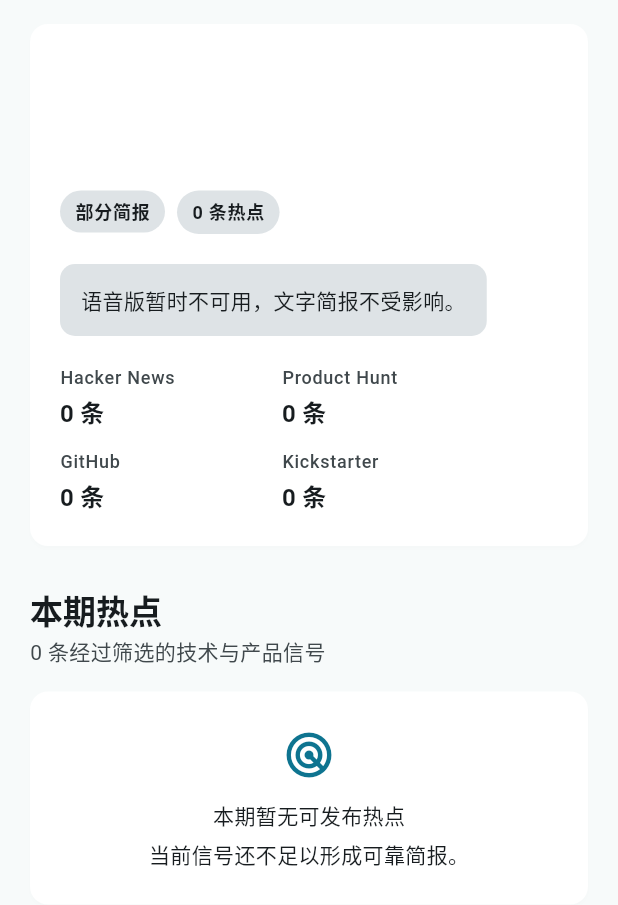
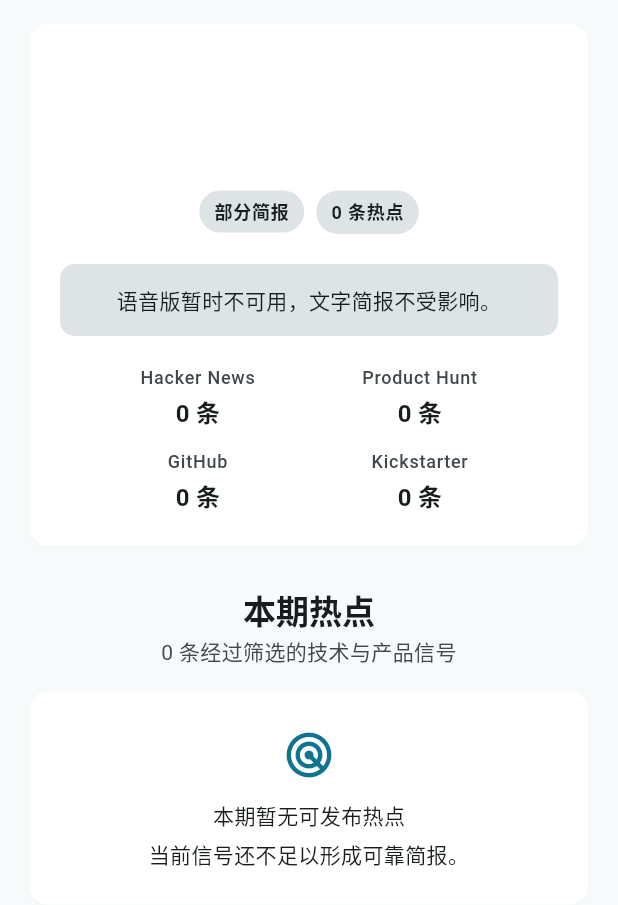
Before and after one commit to nervouna/WatchTower, a Flutter app: the BriefView widget shown alone on an empty page, opened directly with empty values, on a phone screen of 412 x 824 dp. Shown: the top 905 px of the screen. Run offline on Flutter 3.47's test engine with Material 3 defaults, Android fonts, the phone set to English and light mode, and no system bars; our stand-ins replace audio_service, flutter_secure_storage, go_router, just_audio, package_info_plus, sqflite; missing offline and left inert: audio_session; accounts and stored records are empty; network calls fail; statements that could not run were skipped.

Commit message:
style(mobile): center brief supporting elements

```diff
--- a/mobile/lib/ui/brief_view.dart
+++ b/mobile/lib/ui/brief_view.dart
@@ -48,10 +48,11 @@ class BriefView extends StatelessWidget {
             child: Padding(
               padding: const EdgeInsets.all(20),
               child: Column(
-                crossAxisAlignment: CrossAxisAlignment.start,
+                crossAxisAlignment: CrossAxisAlignment.stretch,
                 children: [
                   Text(
                     brief.headline,
+                    textAlign: TextAlign.center,
                     style: theme.textTheme.headlineMedium?.copyWith(
                       fontWeight: FontWeight.w700,
                       height: 1.2,
@@ -67,6 +68,7 @@ class BriefView extends StatelessWidget {
                   ),
                   const SizedBox(height: 18),
                   Wrap(
+                    alignment: WrapAlignment.center,
                     spacing: 8,
                     runSpacing: 8,
                     children: [
@@ -88,10 +90,11 @@ class BriefView extends StatelessWidget {
           Padding(
             padding: const EdgeInsets.symmetric(horizontal: 4),
             child: Column(
-              crossAxisAlignment: CrossAxisAlignment.start,
+              crossAxisAlignment: CrossAxisAlignment.center,
               children: [
                 Text(
                   '本期热点',
+                  textAlign: TextAlign.center,
                   style: theme.textTheme.titleLarge?.copyWith(
                     fontWeight: FontWeight.w700,
                   ),
@@ -99,6 +102,7 @@ class BriefView extends StatelessWidget {
                 const SizedBox(height: 4),
                 Text(
                   '${brief.items.length} 条经过筛选的技术与产品信号',
+                  textAlign: TextAlign.center,
                   style: theme.textTheme.bodyMedium?.copyWith(
                     color: theme.colorScheme.onSurfaceVariant,
                   ),
@@ -169,6 +173,7 @@ class _Coverage extends StatelessWidget {
   final Map<String, int> counts;
   @override
   Widget build(BuildContext context) => Wrap(
+    alignment: WrapAlignment.center,
     spacing: 16,
     runSpacing: 12,
     children: [
@@ -176,10 +181,11 @@ class _Coverage extends StatelessWidget {
         SizedBox(
           width: 132,
           child: Column(
-            crossAxisAlignment: CrossAxisAlignment.start,
+            crossAxisAlignment: CrossAxisAlignment.center,
             children: [
               Text(
                 source.value,
+                textAlign: TextAlign.center,
                 style: Theme.of(context).textTheme.labelMedium?.copyWith(
                   color: Theme.of(context).colorScheme.onSurfaceVariant,
                 ),
@@ -187,6 +193,7 @@ class _Coverage extends StatelessWidget {
               const SizedBox(height: 2),
               Text(
                 '${counts[source.key] ?? 0} 条',
+                textAlign: TextAlign.center,
                 style: Theme.of(
                   context,
                 ).textTheme.titleMedium?.copyWith(fontWeight: FontWeight.w700),
@@ -216,6 +223,7 @@ class _AudioCard extends StatelessWidget {
           audioInfo.status == 'pending'
               ? '语音版正在生成，文字简报可以正常阅读。'
               : '语音版暂时不可用，文字简报不受影响。',
+          textAlign: TextAlign.center,
         ),
       );
     }
@@ -230,6 +238,7 @@ class _AudioCard extends StatelessWidget {
           controller.availability == AudioAvailability.initializing
               ? '正在准备播放器，文字简报可以正常阅读。'
               : '音频暂时不可用，文字简报不受影响。',
+          textAlign: TextAlign.center,
         ),
       );
     }
@@ -241,6 +250,7 @@ class _AudioCard extends StatelessWidget {
         borderRadius: BorderRadius.circular(10),
       ),
       child: Row(
+        mainAxisAlignment: MainAxisAlignment.center,
         children: [
           IconButton.filled(
             onPressed: controller.loading
@@ -256,12 +266,13 @@ class _AudioCard extends StatelessWidget {
             ),
           ),
           const SizedBox(width: 10),
-          Expanded(
+          Flexible(
             child: Column(
-              crossAxisAlignment: CrossAxisAlignment.start,
+              crossAxisAlignment: CrossAxisAlignment.center,
               children: [
                 Text(
                   '约 3 分钟听完本期',
+                  textAlign: TextAlign.center,
                   style: Theme.of(
                     context,
                   ).textTheme.titleSmall?.copyWith(fontWeight: FontWeight.w700),
@@ -270,6 +281,7 @@ class _AudioCard extends StatelessWidget {
                 Text(
                   controller.error ??
                       'AI 语音 · ${_duration(audioInfo.durationSeconds!)}',
+                  textAlign: TextAlign.center,
                   style: Theme.of(context).textTheme.bodySmall?.copyWith(
                     color: controller.error == null
                         ? Theme.of(context).colorScheme.onSurfaceVariant
@@ -295,29 +307,24 @@ class _BriefItemCard extends StatelessWidget {
       child: Padding(
         padding: const EdgeInsets.all(18),
         child: Column(
-          crossAxisAlignment: CrossAxisAlignment.start,
-          children: [
-            Row(
-              crossAxisAlignment: CrossAxisAlignment.start,
+          crossAxisAlignment: CrossAxisAlignment.stretch,
           children: [
             Text(
               item.rank.toString().padLeft(2, '0'),
+              textAlign: TextAlign.center,
               style: theme.textTheme.titleMedium?.copyWith(
                 color: theme.colorScheme.primary,
                 fontWeight: FontWeight.w800,
               ),
             ),
-                const SizedBox(width: 12),
-                Expanded(
-                  child: Text(
+            const SizedBox(height: 8),
+            Text(
               item.title,
+              textAlign: TextAlign.center,
               style: theme.textTheme.titleLarge?.copyWith(
                 fontWeight: FontWeight.w700,
                 height: 1.3,
               ),
-                  ),
-                ),
-              ],
             ),
             const SizedBox(height: 14),
             Text(
@@ -332,10 +339,11 @@ class _BriefItemCard extends StatelessWidget {
                 borderRadius: BorderRadius.circular(8),
               ),
               child: Column(
-                crossAxisAlignment: CrossAxisAlignment.start,
+                crossAxisAlignment: CrossAxisAlignment.stretch,
                 children: [
                   Text(
                     '为什么值得看',
+                    textAlign: TextAlign.center,
                     style: theme.textTheme.labelLarge?.copyWith(
                       fontWeight: FontWeight.w700,
                     ),
@@ -360,12 +368,14 @@ class _BriefItemCard extends StatelessWidget {
             ],
             const SizedBox(height: 14),
             Wrap(
+              alignment: WrapAlignment.center,
               spacing: 8,
               runSpacing: 8,
               children: [for (final tag in item.tags) _Meta(text: tag)],
             ),
             const SizedBox(height: 14),
             Wrap(
+              alignment: WrapAlignment.center,
               spacing: 8,
               runSpacing: 4,
               crossAxisAlignment: WrapCrossAlignment.center,
@@ -406,7 +416,7 @@ class _EmptyBrief extends StatelessWidget {
           SizedBox(height: 12),
           Text('本期暂无可发布热点'),
           SizedBox(height: 6),
-          Text('当前信号还不足以形成可靠简报。'),
+          Text('当前信号还不足以形成可靠简报。', textAlign: TextAlign.center),
         ],
       ),
     ),
```
Also changed, not shown: 1 other file. Lines whose indentation alone changed are shown as unchanged.
